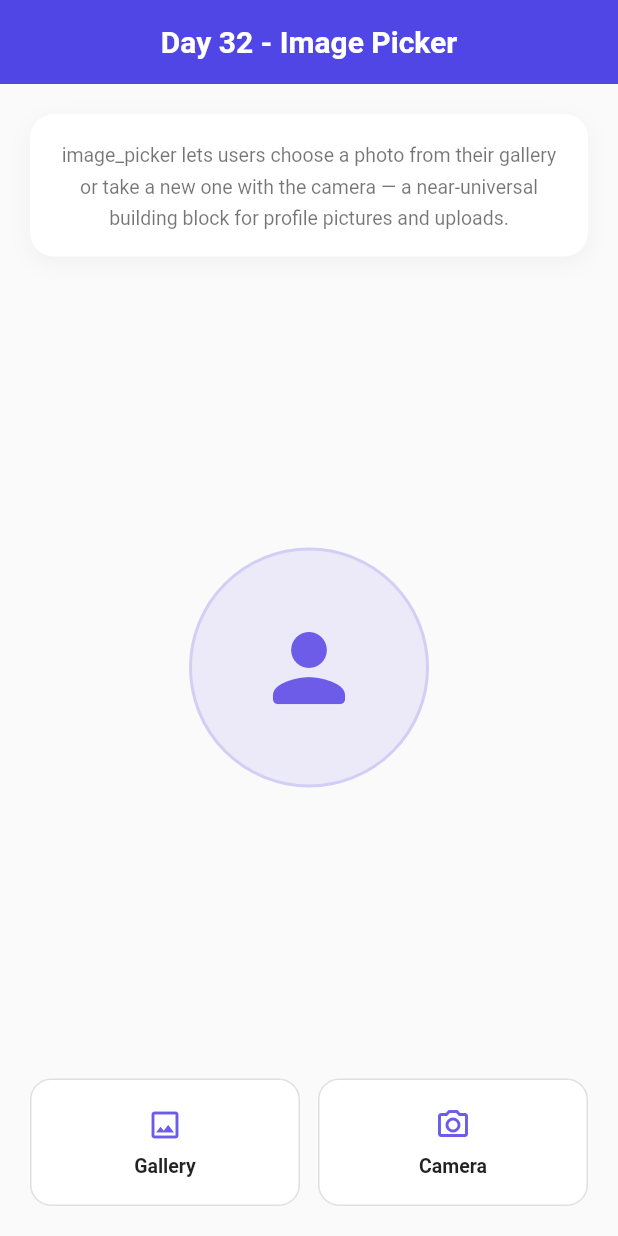
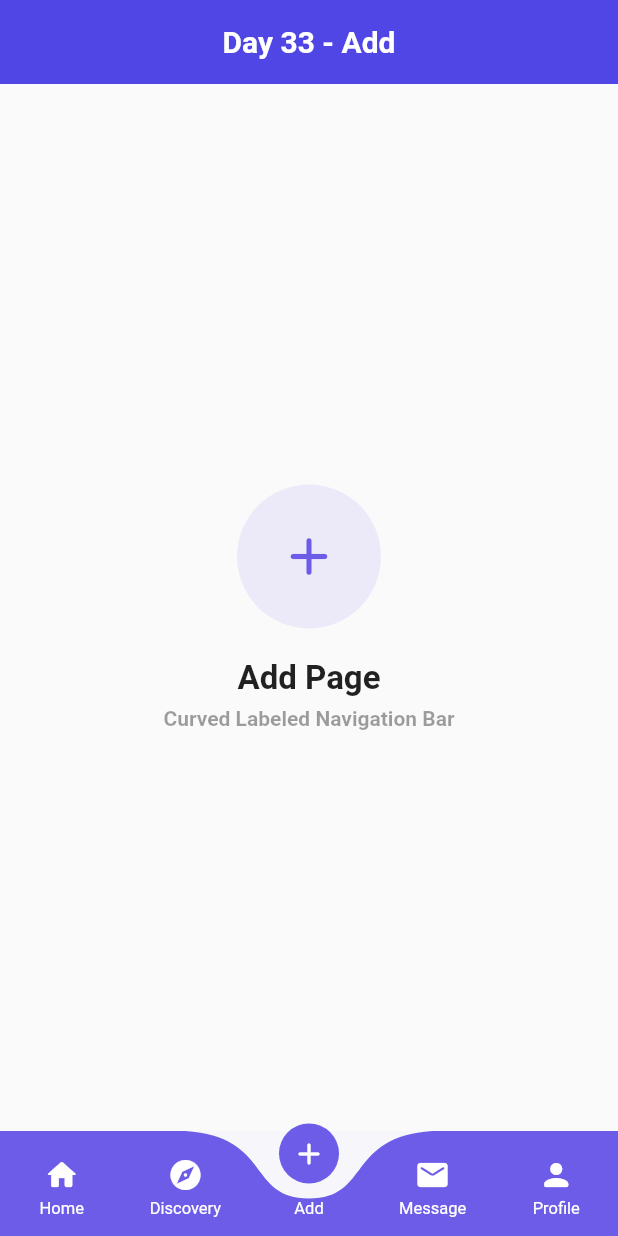
Before and after one commit to SheikhAman/package_of_the_day, a Flutter app: the screen it shows after launch, on a phone screen of 412 x 824 dp. Run offline on Flutter 3.47's test engine with Material 3 defaults, Android fonts, the phone set to English and light mode, and no system bars; drawn by our look-alikes of curved_labeled_navigation_bar; our stand-ins replace audioplayers, avatar_glow, card_swiper, clay_containers, flutter_blurhash, flutter_custom_clippers and 17 more; missing offline and left inert: aurora, day_night_switch, flutter_carousel_slider, flutter_settings_ui, neon, onboarding.

Commit message:
curved_labeled_navigation_bar

```diff
--- /dev/null
+++ b/lib/features/day33_curved_labeled_navigation_bar/day33_curved_labeled_navigation_bar.dart
@@ -0,0 +1,117 @@
+import 'package:curved_labeled_navigation_bar/curved_navigation_bar.dart';
+import 'package:curved_labeled_navigation_bar/curved_navigation_bar_item.dart';
+import 'package:flutter/material.dart';
+
+const _accent = Color(0xFF6C5CE7);
+
+class Day33CurvedLabeledNavBar extends StatefulWidget {
+  const Day33CurvedLabeledNavBar({super.key});
+
+  @override
+  State<Day33CurvedLabeledNavBar> createState() =>
+      _Day33CurvedLabeledNavBarState();
+}
+
+class _Day33CurvedLabeledNavBarState extends State<Day33CurvedLabeledNavBar> {
+  int _selectedIndex = 2;
+
+  static const List<_NavDestination> _destinations = [
+    _NavDestination(icon: Icons.home_rounded, label: 'Home'),
+    _NavDestination(icon: Icons.explore_rounded, label: 'Discovery'),
+    _NavDestination(icon: Icons.add_rounded, label: 'Add'),
+    _NavDestination(icon: Icons.mail_rounded, label: 'Message'),
+    _NavDestination(icon: Icons.person_rounded, label: 'Profile'),
+  ];
+
+  @override
+  Widget build(BuildContext context) {
+    final destination = _destinations[_selectedIndex];
+
+    return Scaffold(
+      appBar: AppBar(
+        title: Text(
+          'Day 33 - ${destination.label}',
+          style: const TextStyle(fontWeight: FontWeight.w600),
+        ),
+      ),
+      // IndexedStack keeps each page's widget alive when switching tabs,
+      // instead of rebuilding it from scratch every time (what
+      // _pages[_selectIndex] does in the original).
+      body: IndexedStack(
+        index: _selectedIndex,
+        children: _destinations
+            .map((d) => _PageContent(destination: d))
+            .toList(),
+      ),
+      bottomNavigationBar: CurvedNavigationBar(
+        index: _selectedIndex,
+        backgroundColor: const Color(0xFFF7F7FB),
+        color: _accent,
+        buttonBackgroundColor: _accent,
+        items: _destinations
+            .map(
+              (d) => CurvedNavigationBarItem(
+                child: Icon(d.icon, color: Colors.white),
+                label: d.label,
+                labelStyle: const TextStyle(color: Colors.white, fontSize: 11),
+              ),
+            )
+            .toList(),
+        onTap: (index) => setState(() => _selectedIndex = index),
+      ),
+    );
+  }
+}
+
+class _NavDestination {
+  final IconData icon;
+  final String label;
+  const _NavDestination({required this.icon, required this.label});
+}
+
+// Replaces the 5 nearly-identical page files (HomePage, DiscoveryPage,
+// AddPage, MessagePage, ProfilePage) — each was the same layout with a
+// different string — with one reusable content widget driven by data.
+class _PageContent extends StatelessWidget {
+  final _NavDestination destination;
+  const _PageContent({required this.destination});
+
+  @override
+  Widget build(BuildContext context) {
+    return Center(
+      child: Column(
+        mainAxisAlignment: MainAxisAlignment.center,
+        children: [
+          Container(
+            width: 96,
+            height: 96,
+            alignment: Alignment.center,
+            decoration: BoxDecoration(
+              color: _accent.withValues(alpha: 0.1),
+              shape: BoxShape.circle,
+            ),
+            child: Icon(destination.icon, color: _accent, size: 42),
+          ),
+          const SizedBox(height: 20),
+          Text(
+            '${destination.label} Page',
+            style: const TextStyle(
+              fontSize: 22,
+              fontWeight: FontWeight.w700,
+              color: Colors.black87,
+            ),
+          ),
+          const SizedBox(height: 6),
+          const Text(
+            'Curved Labeled Navigation Bar',
+            style: TextStyle(
+              fontSize: 14,
+              color: Colors.black38,
+              fontWeight: FontWeight.w600,
+            ),
+          ),
+        ],
+      ),
+    );
+  }
+}
--- a/lib/features/routes.dart
+++ b/lib/features/routes.dart
@@ -30,3 +30,4 @@ export 'day29_provider/day29_provider.dart';
 export 'day30_flutter_lucide/day30_flutter_lucide.dart';
 export 'day31_simple_gradient_text/day31_simple_gradient_text.dart';
 export 'day32_image_picker/day32_image_picker.dart';
+export 'day33_curved_labeled_navigation_bar/day33_curved_labeled_navigation_bar.dart';
--- a/lib/main.dart
+++ b/lib/main.dart
@@ -60,7 +60,8 @@ class MyApp extends StatelessWidget {
       // home: const Day29Provider(),
       // home: const Day30FlutterLucide(),
       // home: const Day31SimpleGradientText(),
-      home: const Day32ImagePicker(),
+      // home: const Day32ImagePicker(),
+      home: const Day33CurvedLabeledNavBar(),
     );
   }
 }
--- a/pubspec.yaml
+++ b/pubspec.yaml
@@ -108,6 +108,8 @@ dependencies:
   # For picking images from the image library, and taking new pictures with the camera
   image_picker: ^1.2.3
 
+  # For Curved Labeled Navigation Bar
+  curved_labeled_navigation_bar: ^2.0.6
 
 
 dev_dependencies:
```
Also changed, not shown: pubspec.lock, 1 other file.
